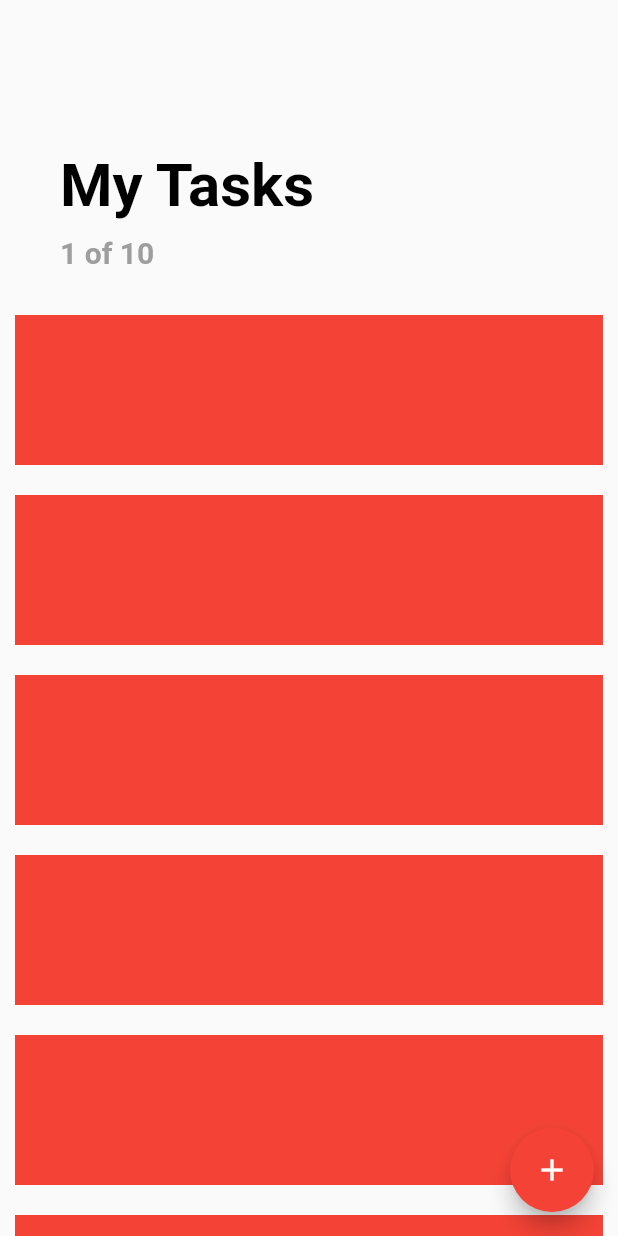
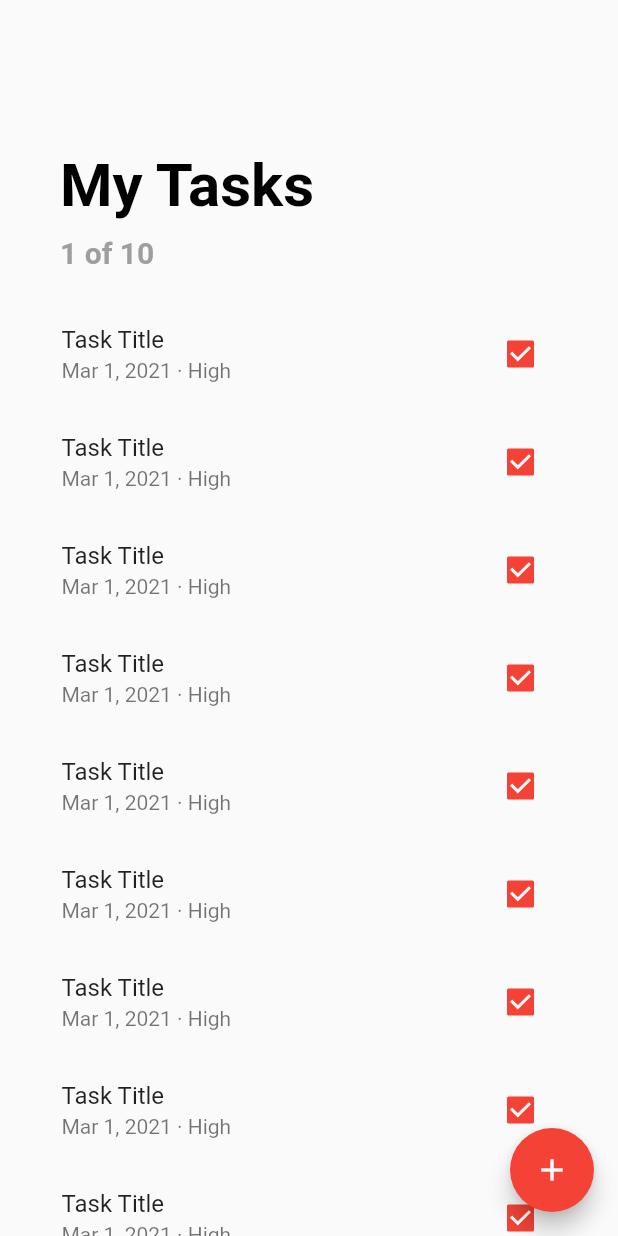
Before and after one commit to alycolbar/todo, a Flutter app: the screen it shows after launch, on a phone screen of 412 x 824 dp. Run offline on Flutter 3.47's test engine with Material 2 defaults, Android fonts, the phone set to English and light mode, and no system bars.

Commit message:
design tasks

```diff
--- a/lib/widgets/todo_list_widget.dart
+++ b/lib/widgets/todo_list_widget.dart
@@ -6,6 +6,27 @@ class TodoListWidget extends StatefulWidget {
 }
 
 class _TodoListWidgetState extends State<TodoListWidget> {
+
+  Widget _buildTask (int index) {
+    return Padding(
+      padding: EdgeInsets.symmetric(horizontal: 25.0),
+      child: ListTile(
+      title: Text('Task Title'),
+      subtitle: Text('Mar 1, 2021 · High'),
+      trailing: Checkbox(
+        onChanged: (value) {
+        print(value);
+      },
+      activeColor: Theme.of(context).primaryColor,
+      value: true,
+      ), //Checkbox
+    ), // ListTile
+  ); // Padding
+
+}
+
+
+
   @override
   Widget build(BuildContext context) {
     return Scaffold(
@@ -45,12 +66,7 @@ class _TodoListWidgetState extends State<TodoListWidget> {
               ), // Column
             ); // Padding
           }
-          return Container(
-            margin: EdgeInsets.all(10.0),
-            height: 100.0,
-            width: double.infinity,
-            color: Colors.red,
-          ); // Container
+          return _buildTask(index);
         },
       ), // ListView.builder
     ); // Scaffold
```
